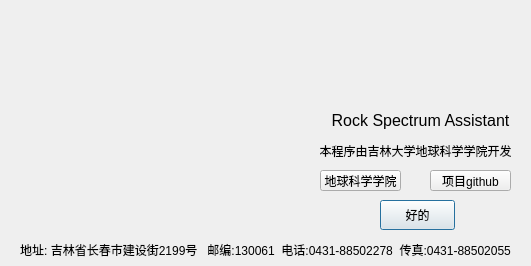
The window that aboutDialog.ui (mrvx666/Rock-spectrum-assistant) describes before a commit, drawn with Qt 5.
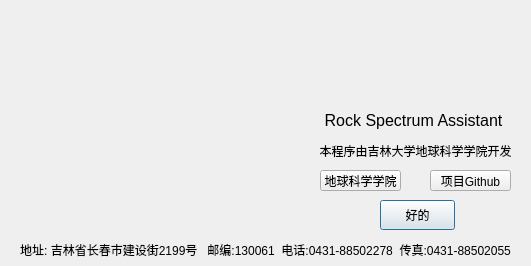
The same window after the commit. Icons and pictures are not drawn.

Diff of the .ui file:
```diff
--- a/aboutDialog.ui
+++ b/aboutDialog.ui
@@ -22,6 +22,11 @@
     <height>266</height>
    </size>
   </property>
+  <property name="font">
+   <font>
+    <family>Microsoft YaHei UI</family>
+   </font>
+  </property>
   <property name="windowTitle">
    <string>关于</string>
   </property>
@@ -72,7 +77,7 @@
   <widget class="QLabel" name="geoicolabel">
    <property name="geometry">
     <rect>
-     <x>370</x>
+     <x>360</x>
      <y>0</y>
      <width>100</width>
      <height>100</height>
@@ -141,9 +146,9 @@
   <widget class="QLabel" name="RSAtextlabel">
    <property name="geometry">
     <rect>
-     <x>320</x>
+     <x>318</x>
      <y>110</y>
-     <width>201</width>
+     <width>191</width>
      <height>20</height>
     </rect>
    </property>
@@ -183,7 +188,7 @@
     </rect>
    </property>
    <property name="text">
-    <string>项目github</string>
+    <string>项目Github</string>
    </property>
   </widget>
  </widget>
```
Left out of the diff: 2 changed lines with no effect on the pictures.
